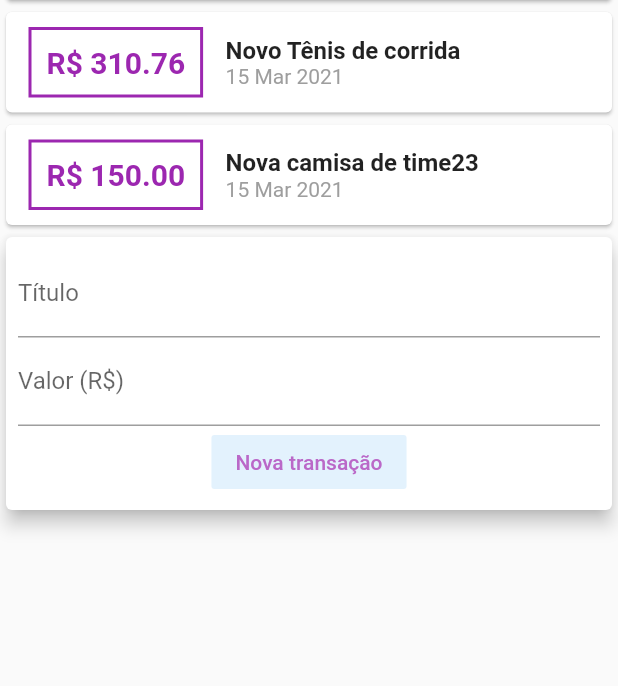
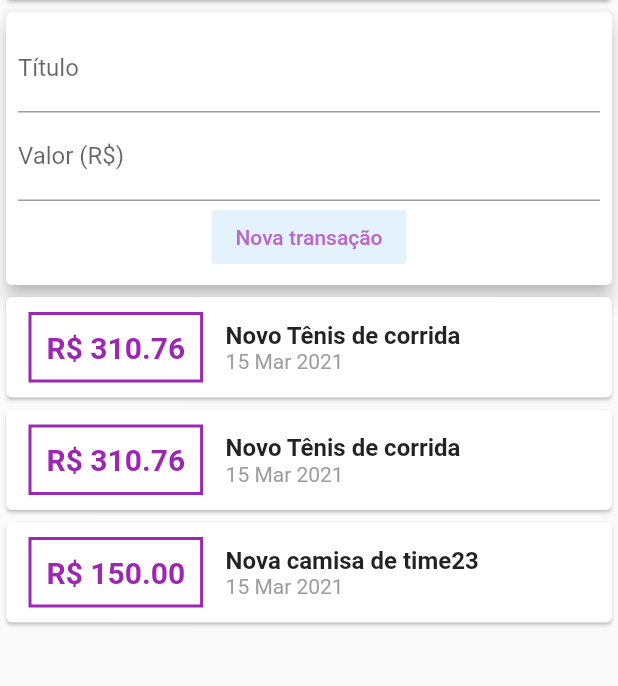
Before and after one commit to arthurdeoliveiraribeiro/expenses, a Flutter app: the screen it shows after launch, on a phone screen of 412 x 824 dp, the part 114-800 px from its top. Run offline on Flutter 3.47's test engine with Material 2 defaults, Android fonts, the phone set to English and light mode, and no system bars.

Commit message:
Lista de rolagem

```diff
--- a/lib/components/transaction_list.dart
+++ b/lib/components/transaction_list.dart
@@ -9,7 +9,10 @@ class TransactionList extends StatelessWidget {
  //Classe onde eu separo por componente, para a main ficar melhor, aqui estou separando a lista
   @override
   Widget build(BuildContext context) {
-    return Column(
+    return Container(
+      height: 300,
+      child: SingleChildScrollView(
+            child: Column(
           children: transactions.map((tr) {
             return Card(
               child: Row(
@@ -57,6 +60,8 @@ class TransactionList extends StatelessWidget {
               ),
             );
           }).toList(),
+        ),
+      ),
     );
   }
 }
--- a/lib/components/transaction_user.dart
+++ b/lib/components/transaction_user.dart
@@ -21,6 +21,14 @@ class _TransactionUserState extends State<TransactionUser> {
         date: DateTime.now() //pegando a data atual
 
         ),
+        Transaction(
+        id: 't1',
+        title: 'Novo Tênis de corrida',
+        value: 310.76,
+        date: DateTime.now() //pegando a data atual
+
+        ),
+
     Transaction(
         id: 't2',
         title: 'Nova camisa de time23',
@@ -44,13 +52,11 @@ class _TransactionUserState extends State<TransactionUser> {
       //Passando o que eu vou adicionar para a minha lista
     });
   }
-
-
   Widget build(BuildContext context) {
     return Column(
       children: <Widget>[
+        TransactionForm(_addTrasanction),
         TransactionList(_transactions),
-        TransactionForm(_addTrasanction)
       ]
     );
   }
--- a/lib/main.dart
+++ b/lib/main.dart
@@ -22,7 +22,8 @@ class MyHomePage extends StatelessWidget {
       appBar: AppBar(
         title: Text('Despesas Pessoais'),
       ),
-      body: Column(
+      body: SingleChildScrollView(
+              child: Column(
             crossAxisAlignment: CrossAxisAlignment.stretch,
             children: <Widget>[
               Container(
@@ -34,6 +35,7 @@ class MyHomePage extends StatelessWidget {
             TransactionUser()
 
           ]
+        ),
       ),
     );
   }
```
Lines whose indentation alone changed are shown as unchanged.
